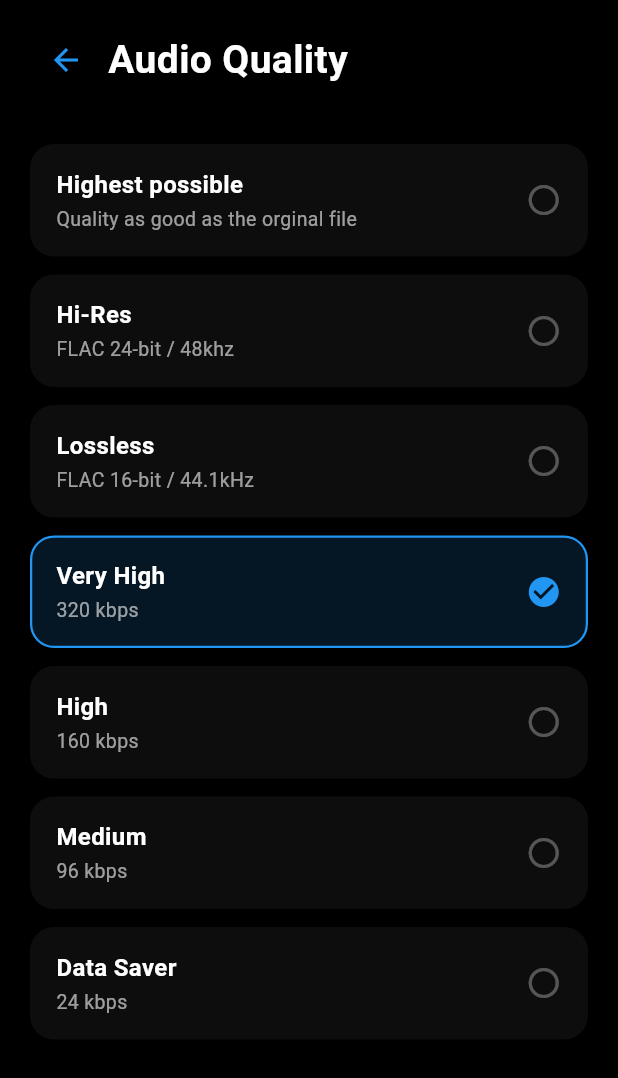
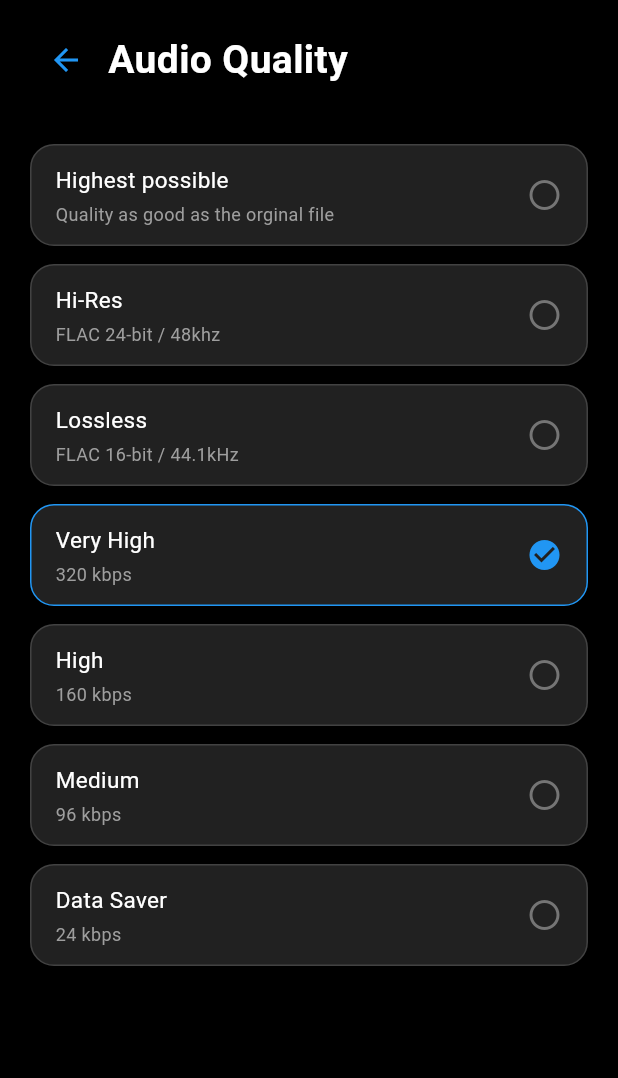
Before and after one commit to PinkCandyDev/Soundmarine, a Flutter app: the AudioQualitySettingsScreen screen opened directly, on a phone screen of 412 x 824 dp. Shown: the top 1078 px of the screen. Run offline on Flutter 3.47's test engine with Material 3 defaults, Android fonts, the light colour scheme and no system bars; our stand-ins replace cached_network_image, just_audio, just_audio_background, shared_preferences, shelf, shimmer; missing offline and left inert: shelf_router; accounts and stored records are empty; network calls fail; statements that could not run were skipped.

Commit message:
Audio quality settings color corection

```diff
--- a/soundmarine_client/lib/screens/Settings/audio_quality_settings_screen.dart
+++ b/soundmarine_client/lib/screens/Settings/audio_quality_settings_screen.dart
@@ -117,13 +117,12 @@ class _QualityTile extends StatelessWidget {
       onTap: onTap,
       borderRadius: BorderRadius.circular(16),
       child: Container(
-        padding: const EdgeInsets.symmetric(horizontal: 16, vertical: 14),
+        padding: const EdgeInsets.symmetric(horizontal: 16, vertical: 12),
         decoration: BoxDecoration(
-          color: isSelected ? Colors.blue.withValues(alpha: 0.15) : Colors.white.withValues(alpha: 0.05),
+          color: Colors.grey[900],
           borderRadius: BorderRadius.circular(16),
           border: Border.all(
-            color: isSelected ? Colors.blue : Colors.transparent,
-            width: 1.5,
+            color: isSelected ? Colors.blue : Colors.grey[800]!,
           ),
         ),
         child: Row(
@@ -136,24 +135,20 @@ class _QualityTile extends StatelessWidget {
                     label,
                     style: const TextStyle(
                       color: Colors.white,
-                      fontSize: 16,
-                      fontWeight: FontWeight.w600,
+                      fontSize: 15,
                     ),
                   ),
-                  const SizedBox(height: 2),
+                  const SizedBox(height: 4),
                   Text(
                     description,
-                    style: TextStyle(
-                      color: Colors.white.withValues(alpha: 0.6),
-                      fontSize: 13,
-                    ),
+                    style: TextStyle(color: Colors.grey[500], fontSize: 12),
                   ),
                 ],
               ),
             ),
             Icon(
               isSelected ? Icons.check_circle : Icons.circle_outlined,
-              color: isSelected ? Colors.blue : Colors.white.withValues(alpha: 0.3),
+              color: isSelected ? Colors.blue : Colors.grey[600],
             ),
           ],
         ),
```
